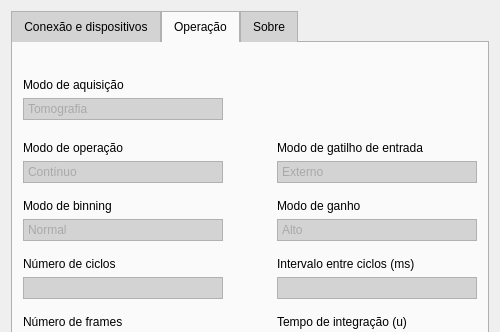
The window that QtGui/QtGui.ui (matheusssilva991/demo-api-sdk) describes before a commit, drawn with Qt 5; both pictures show x 0 to 500 and y 0 to 332 of the 500 by 675 pixel window.
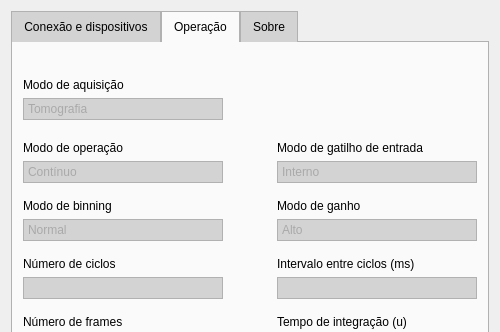
The same window after the commit. The open tabs and pages were chosen to show the change. Icons and pictures are not drawn.

Diff of the .ui file:
```diff
--- a/QtGui/QtGui.ui
+++ b/QtGui/QtGui.ui
@@ -965,11 +965,6 @@
                 <property name="placeholderText">
                  <string/>
                 </property>
-                <item>
-                 <property name="text">
-                  <string>Externo</string>
-                 </property>
-                </item>
                 <item>
                  <property name="text">
                   <string>Interno</string>
```
Left out of the diff: 11 changed lines with no effect on the pictures.
